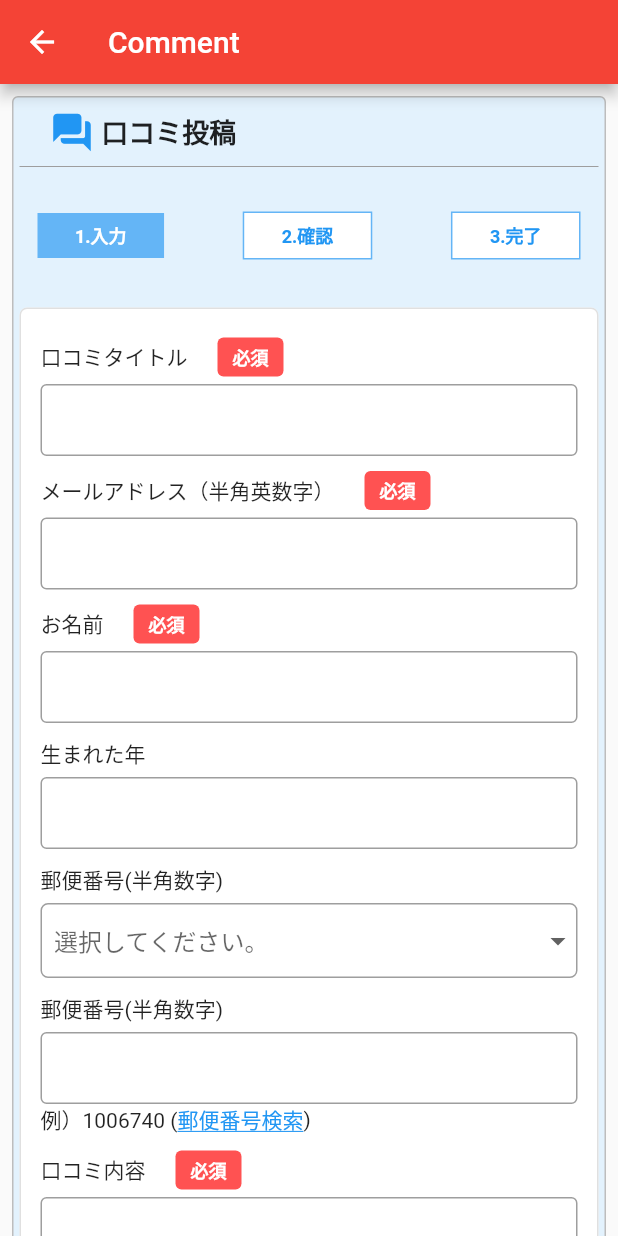
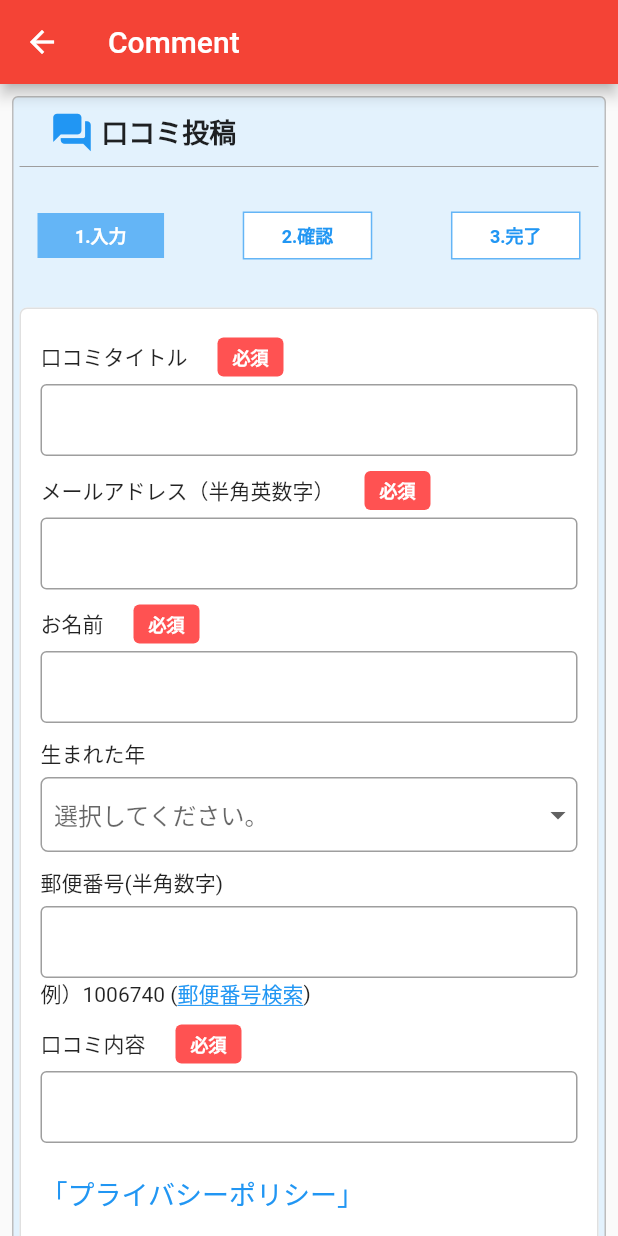
Before and after one commit to zwemansoempm/tis-mobile, a Flutter app: the NusingComment screen opened directly, on a phone screen of 412 x 824 dp. Run offline on Flutter 3.47's test engine with Material 2 defaults, Android fonts, the phone set to English and light mode, and no system bars; our stand-ins replace device_preview, dio, dotted_line, eva_icons_flutter, rxdart, splashscreen and 1 more; network calls fail.

Commit message:
update design

```diff
--- a/lib/views/nusingSearch.dart
+++ b/lib/views/nusingSearch.dart
@@ -622,7 +622,9 @@ class _NusingSearchState extends State<NusingSearch> {
 
                   SizedBox(height: 10.0),
                   RaisedButton(
-                    onPressed: () {},
+                    onPressed: () {
+                       Navigator.push(context, MaterialPageRoute(builder: (context)=> NusingDetail()));
+                    },
                     color: Colors.blue,
                     textColor: Colors.white,
                     child: Center(child: Text("詳細を見る"),),
--- a/lib/views/nusing_comment.dart
+++ b/lib/views/nusing_comment.dart
@@ -137,17 +137,6 @@ class _NusingCommentState extends State<NusingComment> {
                       SizedBox(height: 10),
 
                       Text("生まれた年"),
-                      SizedBox(height: 5),
-                      TextFormField(
-                        decoration: InputDecoration(
-                            border: OutlineInputBorder(),
-                            hintText: '',
-                            contentPadding: EdgeInsets.all(8),
-                        ),
-                      ),
-                      SizedBox(height: 10),
-
-                      Text("郵便番号(半角数字)"),
                       SizedBox(height: 5),
                       Container(
                       //padding: EdgeInsets.all(5.0),
```
